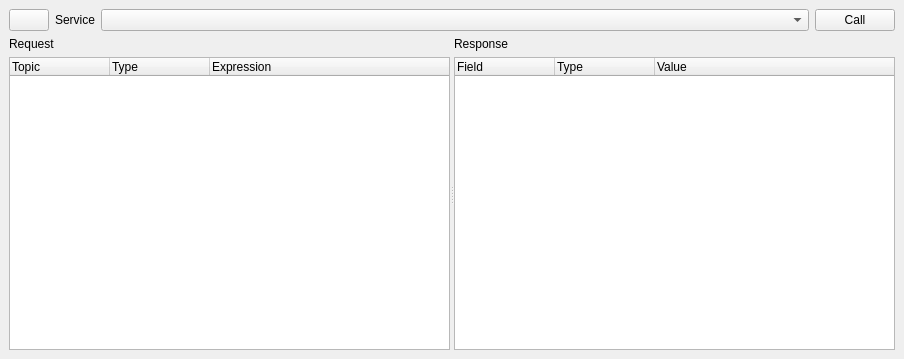
First picture: the form in rosgui_service_caller/lib/ServiceCaller.ui, repository ros-visualization/rqt, before the edit.
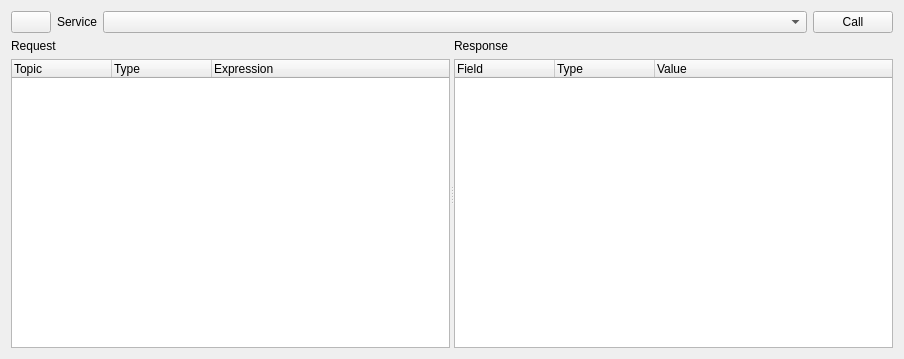
Second picture: the form after the edit. Custom widgets are drawn as their Qt base class.

Diff of the .ui file:
```diff
--- a/rosgui_service_caller/lib/ServiceCaller.ui
+++ b/rosgui_service_caller/lib/ServiceCaller.ui
@@ -1,7 +1,7 @@
 <?xml version="1.0" encoding="UTF-8"?>
 <ui version="4.0">
- <class>ServiceCallerDockWidget</class>
- <widget class="QDockWidget" name="ServiceCallerDockWidget">
+ <class>ServiceCallerWidget</class>
+ <widget class="QWidget" name="ServiceCallerWidget">
   <property name="geometry">
    <rect>
     <x>0</x>
@@ -13,7 +13,6 @@
   <property name="windowTitle">
    <string>ServiceCaller</string>
   </property>
-  <widget class="QWidget" name="dockWidgetContents">
    <layout class="QVBoxLayout" name="verticalLayout_3" stretch="0,1">
     <item>
      <layout class="QHBoxLayout" name="horizontalLayout">
@@ -163,7 +162,6 @@
      </widget>
     </item>
    </layout>
-  </widget>
  </widget>
  <customwidgets>
   <customwidget>
```
Lines whose indentation alone changed are shown as unchanged.
